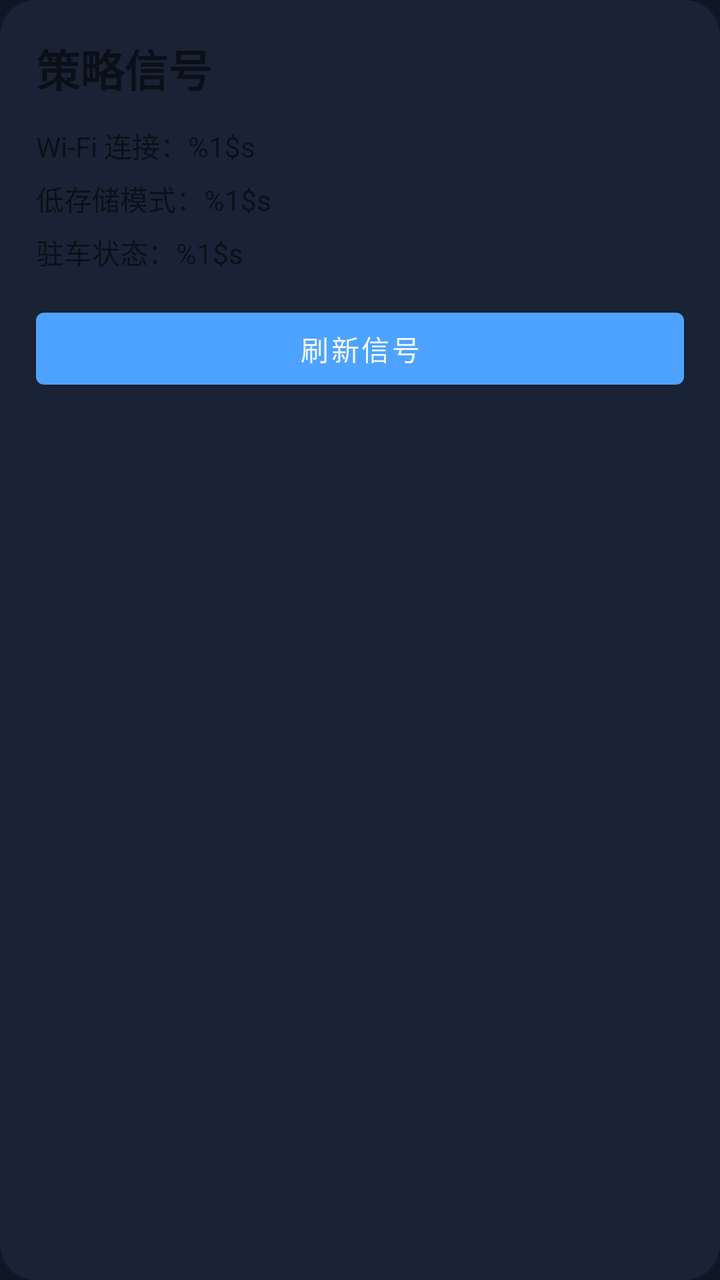
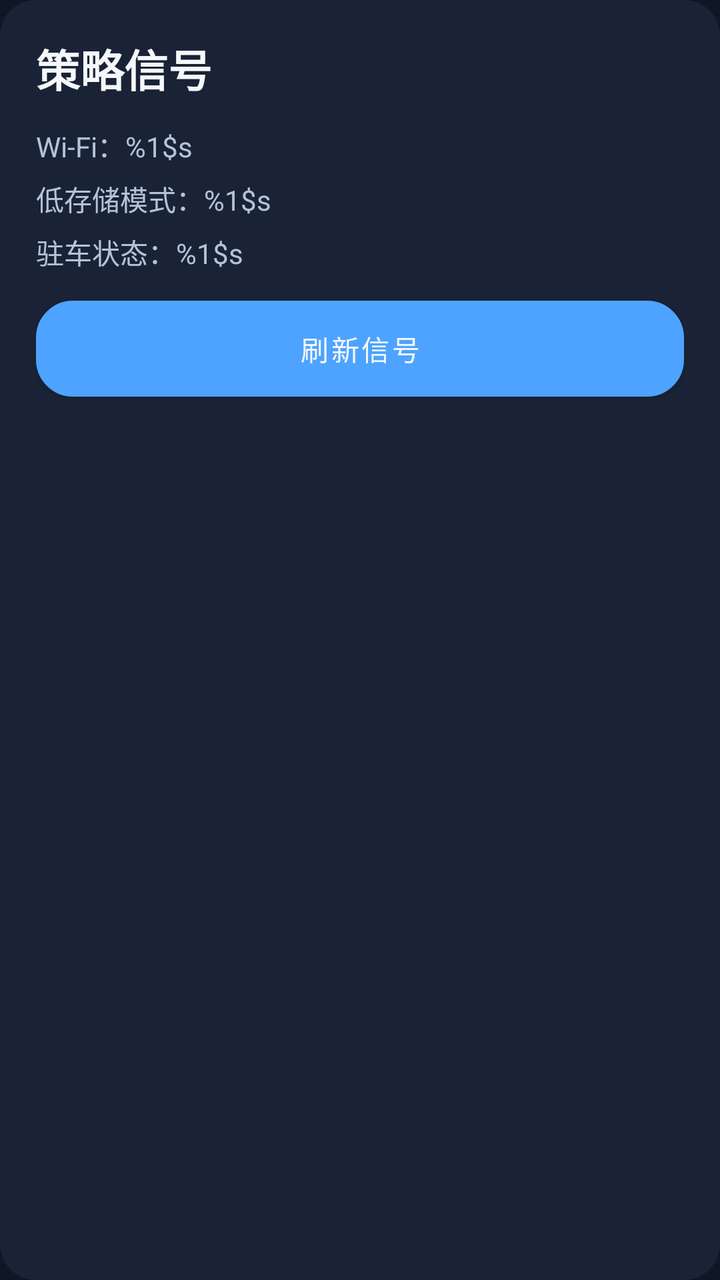

Two renders of the same Android screen: before a commit and after it. Below are the layout's source before the change and the commit's diff.
<!-- AndroidManifest.xml: another module's application theme Theme.CarAppStore -->
<!-- res/layout/include_policy_signals_panel.xml -->
<?xml version="1.0" encoding="utf-8"?>
<LinearLayout xmlns:android="http://schemas.android.com/apk/res/android"
    android:layout_width="match_parent"
    android:layout_height="wrap_content"
    android:layout_marginTop="@dimen/spacing_14dp"
    android:background="@drawable/bg_panel"
    android:orientation="vertical"
    android:padding="@dimen/spacing_18dp">

    <TextView
        android:layout_width="match_parent"
        android:layout_height="wrap_content"
        android:text="@string/ui_debug_policy_signals"
        android:textSize="@dimen/text_xl"
        android:textStyle="bold" />

    <TextView
        android:id="@+id/tvWifiStatus"
        android:layout_width="match_parent"
        android:layout_height="wrap_content"
        android:layout_marginTop="@dimen/spacing_12dp"
        android:text="@string/ui_debug_wifi_status_format"
        android:textSize="@dimen/text_sm" />

    <TextView
        android:id="@+id/tvStorageStatus"
        android:layout_width="match_parent"
        android:layout_height="wrap_content"
        android:layout_marginTop="@dimen/spacing_6dp"
        android:text="@string/ui_debug_storage_status_format"
        android:textSize="@dimen/text_sm" />

    <TextView
        android:id="@+id/tvParkingStatus"
        android:layout_width="match_parent"
        android:layout_height="wrap_content"
        android:layout_marginTop="@dimen/spacing_6dp"
        android:text="@string/ui_debug_parking_status_format"
        android:textSize="@dimen/text_sm" />

    <Button
        android:id="@+id/btnRefreshSignals"
        android:layout_width="match_parent"
        android:layout_height="wrap_content"
        android:layout_marginTop="@dimen/spacing_14dp"
        android:text="@string/ui_debug_refresh_signals" />
</LinearLayout>
<!-- resources referenced by this layout -->
<resources>
  <dimen name="spacing_12dp">12dp</dimen>
  <dimen name="spacing_14dp">14dp</dimen>
  <dimen name="spacing_18dp">18dp</dimen>
  <dimen name="spacing_6dp">6dp</dimen>
  <dimen name="text_sm">14sp</dimen>
  <dimen name="text_xl">22sp</dimen>
  <!-- drawable bg_panel (drawable) -->
  <shape xmlns:android="http://schemas.android.com/apk/res/android">
      <solid android:color="@color/car_surface" />
      <corners android:radius="18dp" />
  </shape>
  <string name="ui_debug_parking_status_format">驻车状态：%1$s</string>
  <string name="ui_debug_policy_signals">策略信号</string>
  <string name="ui_debug_refresh_signals">刷新信号</string>
  <string name="ui_debug_storage_status_format">低存储模式：%1$s</string>
  <string name="ui_debug_wifi_status_format">Wi‑Fi 连接：%1$s</string>
  <style name="Theme.CarAppStore" parent="Theme.MaterialComponents.DayNight.NoActionBar">
          <item name="colorPrimary">@color/car_primary</item>
          <item name="colorPrimaryVariant">@color/car_primary_dark</item>
          <item name="colorOnPrimary">@color/car_text_primary</item>
          <item name="colorSecondary">@color/car_accent</item>
          <item name="colorSecondaryVariant">@color/teal_700</item>
          <item name="colorOnSecondary">@color/car_bg</item>
          <item name="android:statusBarColor" tools:targetApi="l">@color/car_bg</item>
          <item name="android:navigationBarColor" tools:targetApi="l">@color/car_bg</item>
          <item name="android:windowBackground">@color/car_bg</item>
      </style>
  <color name="car_surface">#1A2335</color>
  <color name="car_primary">#4DA3FF</color>
  <color name="car_primary_dark">#2E7DE0</color>
  <color name="car_text_primary">#F5F7FA</color>
  <color name="car_accent">#5DE1B9</color>
  <color name="teal_700">#FF018786</color>
  <color name="car_bg">#101623</color>
</resources>

<!-- the commit's change to res/layout/include_policy_signals_panel.xml (unified diff, before → after) -->
@@ -11,6 +11,7 @@
         android:layout_width="match_parent"
         android:layout_height="wrap_content"
         android:text="@string/ui_debug_policy_signals"
+        android:textColor="@color/car_text_primary"
         android:textSize="@dimen/text_xl"
         android:textStyle="bold" />
 
@@ -20,6 +21,7 @@
         android:layout_height="wrap_content"
         android:layout_marginTop="@dimen/spacing_12dp"
         android:text="@string/ui_debug_wifi_status_format"
+        android:textColor="@color/car_text_secondary"
         android:textSize="@dimen/text_sm" />
 
     <TextView
@@ -28,6 +30,7 @@
         android:layout_height="wrap_content"
         android:layout_marginTop="@dimen/spacing_6dp"
         android:text="@string/ui_debug_storage_status_format"
+        android:textColor="@color/car_text_secondary"
         android:textSize="@dimen/text_sm" />
 
     <TextView
@@ -36,12 +39,16 @@
         android:layout_height="wrap_content"
         android:layout_marginTop="@dimen/spacing_6dp"
         android:text="@string/ui_debug_parking_status_format"
+        android:textColor="@color/car_text_secondary"
         android:textSize="@dimen/text_sm" />
 
     <Button
         android:id="@+id/btnRefreshSignals"
         android:layout_width="match_parent"
         android:layout_height="wrap_content"
+        android:background="@drawable/bg_secondary_button"
         android:layout_marginTop="@dimen/spacing_14dp"
-        android:text="@string/ui_debug_refresh_signals" />
+        android:text="@string/ui_debug_refresh_signals"
+        android:textAllCaps="false"
+        android:textColor="@color/car_text_primary" />
 </LinearLayout>
<!-- resource entries referenced after the edit -->
@@ -11,11 +11,17 @@
       <solid android:color="@color/car_surface" />
       <corners android:radius="18dp" />
   </shape>
+  <!-- drawable bg_secondary_button (drawable) -->
+  <shape xmlns:android="http://schemas.android.com/apk/res/android">
+      <solid android:color="@color/car_surface_light" />
+      <stroke android:width="1dp" android:color="@color/car_divider" />
+      <corners android:radius="18dp" />
+  </shape>
   <string name="ui_debug_parking_status_format">驻车状态：%1$s</string>
   <string name="ui_debug_policy_signals">策略信号</string>
   <string name="ui_debug_refresh_signals">刷新信号</string>
   <string name="ui_debug_storage_status_format">低存储模式：%1$s</string>
-  <string name="ui_debug_wifi_status_format">Wi‑Fi 连接：%1$s</string>
+  <string name="ui_debug_wifi_status_format">Wi-Fi：%1$s</string>
   <style name="Theme.CarAppStore" parent="Theme.MaterialComponents.DayNight.NoActionBar">
           <item name="colorPrimary">@color/car_primary</item>
           <item name="colorPrimaryVariant">@color/car_primary_dark</item>
@@ -28,9 +34,12 @@
           <item name="android:windowBackground">@color/car_bg</item>
       </style>
   <color name="car_surface">#1A2335</color>
+  <color name="car_surface_light">#223049</color>
+  <color name="car_divider">#2B3852</color>
   <color name="car_primary">#4DA3FF</color>
   <color name="car_primary_dark">#2E7DE0</color>
   <color name="car_text_primary">#F5F7FA</color>
+  <color name="car_text_secondary">#B6C2D9</color>
   <color name="car_accent">#5DE1B9</color>
   <color name="teal_700">#FF018786</color>
   <color name="car_bg">#101623</color>
